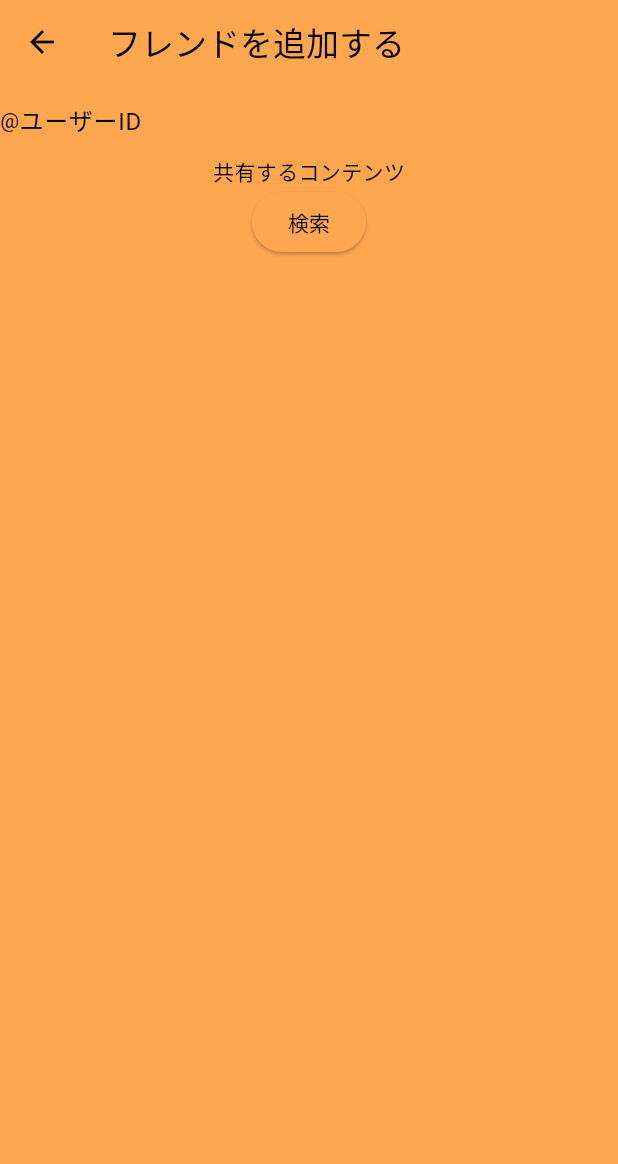
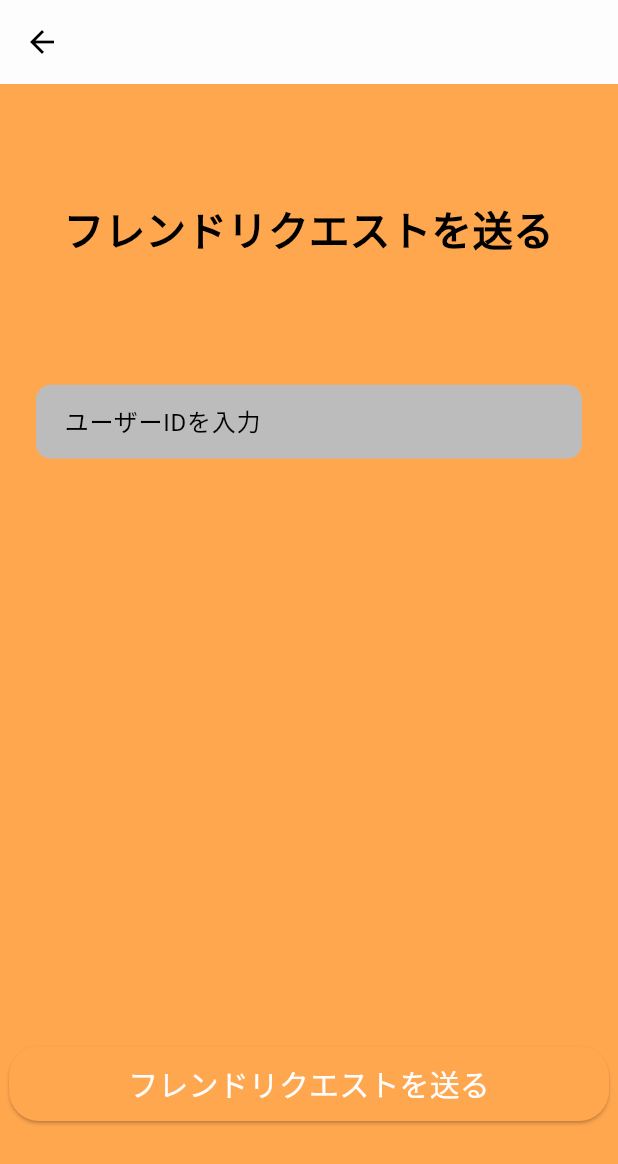
Before and after one commit to JOIMathProject/calendar_sharing, a Flutter app: the AddFriend screen opened directly, on a phone screen of 412 x 824 dp. Shown: the top 1164 px of the screen. Run offline on Flutter 3.47's test engine with Material 3 defaults, Android fonts, the phone set to English and light mode, and no system bars; our stand-ins replace firebase_auth, firebase_core, firebase_messaging, flutter_chat_types, flutter_chat_ui, google_fonts and 5 more; missing offline and left inert: extension_google_sign_in_as_googleapis_auth, googleapis, rrule, syncfusion_localizations; accounts and stored records are empty; network calls fail.

Commit message:
Add friend UI update

```diff
--- a/lib/screen/addFriends.dart
+++ b/lib/screen/addFriends.dart
@@ -2,6 +2,7 @@ import 'package:flutter/material.dart';
 import 'package:calendar_sharing/services/APIcalls.dart';
 import 'package:calendar_sharing/services/UserData.dart';
 import 'package:provider/provider.dart';
+import 'package:calendar_sharing/setting/color.dart' as GlobalColor;
 
 class AddFriend extends StatefulWidget {
   @override
@@ -16,41 +17,68 @@ class _AddFriendState extends State<AddFriend> {
     UserData userData = Provider.of<UserData>(context);
     return Scaffold(
       appBar: AppBar(
-        title: Text('フレンドを追加する'),
+        backgroundColor: GlobalColor.SubCol,
       ),
       body: Center(
         child: Column(
+          crossAxisAlignment: CrossAxisAlignment.center,
           children: [
-            Row(
+            Spacer(flex: 1), // Adds flexible space at the top
+            Text(
+              'フレンドリクエストを送る',
+              style: TextStyle(fontSize: 27, fontWeight: FontWeight.bold),
+              textAlign: TextAlign.center,
+            ),
+            Spacer(flex: 1), // Adds space between the title and the TextField
+            Padding(
+              padding: EdgeInsets.symmetric(horizontal: 16.0),
+              child: Row(
                 children: [
-                Text("@"),
                   Expanded(
+                    child: Padding(
+                      padding: EdgeInsets.all(8.0),
                       child: TextField(
                         decoration: InputDecoration(
-                      hintText: 'ユーザーID',
+                          contentPadding: EdgeInsets.symmetric(vertical: 12.0),
+                          prefixText: '@', // Use prefixText instead of prefix
+                          hintText: 'ユーザーIDを入力',
+                          fillColor: GlobalColor.Unselected,
+                          filled: true,
+                          border: OutlineInputBorder(
+                            borderSide: BorderSide.none,
+                            borderRadius: BorderRadius.circular(10.0),
+                          ),
                         ),
                         onChanged: (text) {
                           addFriendID = text;
                         },
                       ),
                     ),
+                  ),
                 ],
               ),
-
-            //以下は保留
-            Text("共有するコンテンツ"),
-
-            //追加ボタン
-            ElevatedButton(
+            ),
+            Spacer(flex: 5), // Adds more space between the TextField and the button
+            SizedBox(
+              height: 50,
+              width: 400,
+              child: ElevatedButton(
+                style: ElevatedButton.styleFrom(
+                  shape: RoundedRectangleBorder(
+                    borderRadius: BorderRadius.circular(20.0),
+                  ),
+                ),
                 onPressed: () {
-                //フレンドを検索→追加ボタンをそのウィンドウに配置
-                Future<UserInformation> user = GetUser().getUser(addFriendID);
+                  Future<UserInformation> user =
+                  GetUser().getUser(addFriendID);
                   showDialog(
                     context: context,
                     builder: (context) {
                       return AlertDialog(
-                      insetPadding: EdgeInsets.all(10),
-                      title: Text('フレンドの追加'),
+                        insetPadding: EdgeInsets.all(5
+                        ),
+                        title: Text('このユーザーにリクエストを送信しますか',
+                            style: TextStyle(fontSize: 20)),
                         content: AddFriendsSearchDialog(
                           user: user,
                           userData: userData,
@@ -59,8 +87,13 @@ class _AddFriendState extends State<AddFriend> {
                     },
                   );
                 },
-              child: Text('検索'),
+                child: Text(
+                  'フレンドリクエストを送る',
+                  style: TextStyle(fontSize: 20, color: GlobalColor.SubCol),
                 ),
+              ),
+            ),
+            Spacer(flex: 1), // Adds space at the bottom for better balancing
           ],
         ),
       ),
@@ -118,7 +151,7 @@ class AddFriendsSearchDialog extends StatelessWidget {
                           },
                         );
                       },
-                      child: Text('追加'),
+                      child: Text('送信'),
                     ),
                   ],
                 ),
@@ -177,7 +210,7 @@ class AddFriendsSearchDialog extends StatelessWidget {
                       Text('すでにフレンドです', style: TextStyle(fontSize: 20)),
                     ],
                   );
-                }else{
+                } else {
                   return Column(
                     children: [
                       Icon(
@@ -192,7 +225,6 @@ class AddFriendsSearchDialog extends StatelessWidget {
                       )
                     ],
                   );
-
                 }
               }
               return CircularProgressIndicator();
```
Lines whose indentation alone changed are shown as unchanged.
